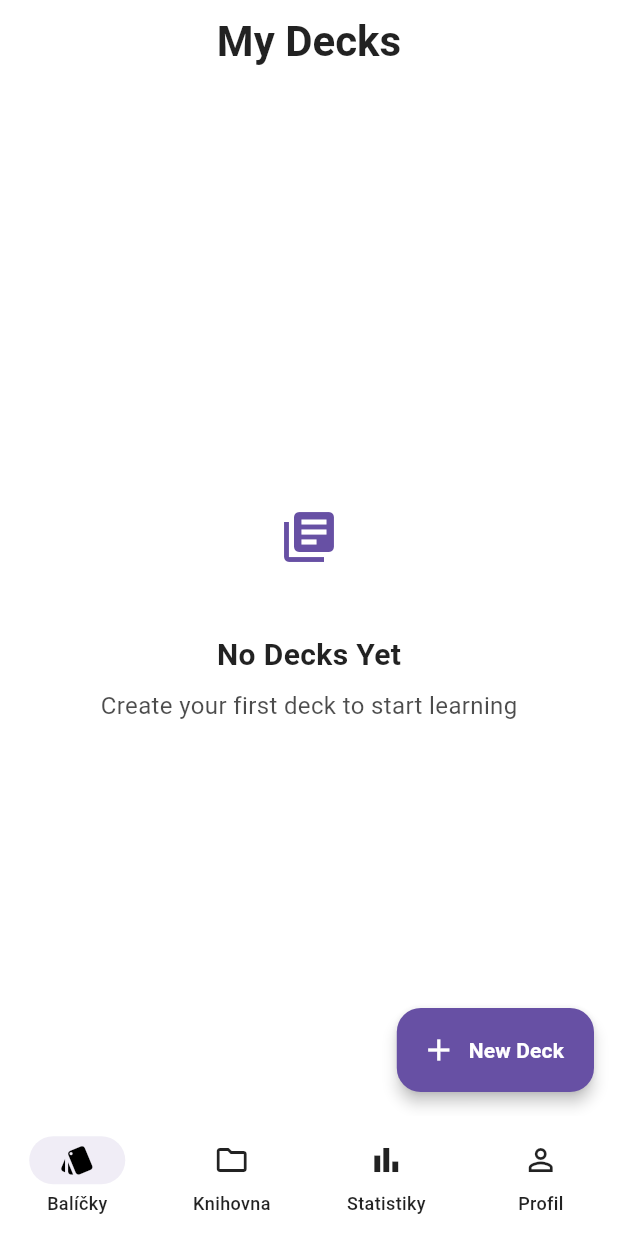
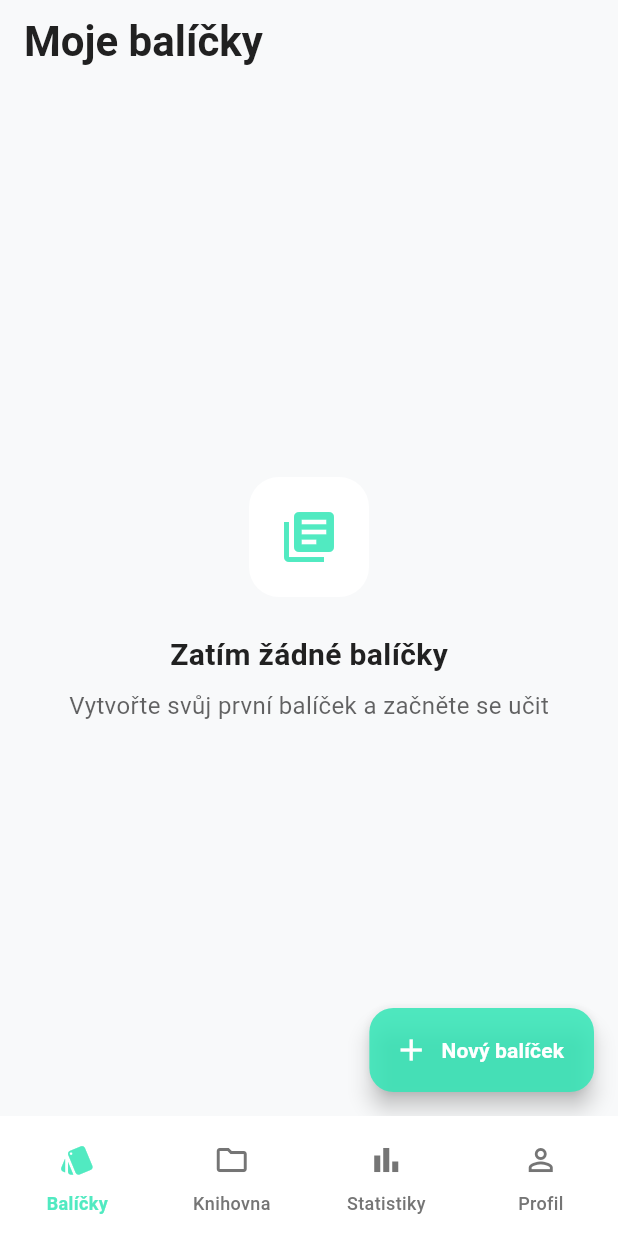
Before and after one commit to deathfrost12/repetito, a Flutter app: the screen it shows once a user with an empty profile is signed in, on a phone screen of 412 x 824 dp. Run offline on Flutter 3.47's test engine with Material 3 defaults, Android fonts, the phone set to English and light mode, and no system bars; our stand-ins replace fl_chart, flutter_hooks, flutter_riverpod, freezed_annotation, go_router, hooks_riverpod and 3 more; accounts and stored records are empty; generated files the repository leaves out were written again.

Commit message:
feat: Aktualizace vzhledu aplikace - úprava barev a navigace

```diff
--- a/lib/core/theme/app_theme.dart
+++ b/lib/core/theme/app_theme.dart
@@ -1,121 +1,178 @@
 import 'package:flutter/material.dart';
 
 class AppTheme {
-  static const _primaryColor = Color(0xFF6750A4);
-  static const _secondaryColor = Color(0xFF625B71);
-  static const _tertiaryColor = Color(0xFF7D5260);
+  // Základní barvy
+  static const _primaryColor = Color(0xD932E6B6);
+  static const _backgroundColor = Colors.black;
+  static const _surfaceColor = Color(0xFF1C1C1E);
+  static const _cardColor = Color(0xFF2C2C2E);
+  static const _lightBackgroundColor = Color(0xFFF8F9FA);
 
+  // Text colors
+  static const _darkTextColor = Colors.white;
+  static const _darkSecondaryTextColor = Color(0xFF8E8E93);
+  static const _lightTextColor = Color(0xFF212121);
+  static const _lightSecondaryTextColor = Color(0xFF757575);
+
+  // Konstanty pro spacing a zaoblení
+  static const double _cardBorderRadius = 12.0;
+  static const double _buttonBorderRadius = 28.0;
+  static const double _contentPadding = 16.0;
+
+  // Light Theme
   static final ThemeData lightTheme = ThemeData(
     useMaterial3: true,
     brightness: Brightness.light,
-    scaffoldBackgroundColor: Colors.white,
+    scaffoldBackgroundColor: _lightBackgroundColor,
     colorScheme: ColorScheme.light(
       primary: _primaryColor,
-      secondary: _secondaryColor,
-      tertiary: _tertiaryColor,
       surface: Colors.white,
-      onSurface: Colors.black87,
+      background: _lightBackgroundColor,
+      onSurface: _lightTextColor,
+      secondary: _lightSecondaryTextColor,
+      onSecondary: Colors.white,
+    ),
+    cardTheme: CardTheme(
+      color: Colors.white,
+      elevation: 0,
+      shape: RoundedRectangleBorder(
+        borderRadius: BorderRadius.circular(_cardBorderRadius),
+        side: BorderSide(
+          color: _primaryColor.withOpacity(0.3),
+          width: 1,
+        ),
+      ),
+    ),
+    inputDecorationTheme: InputDecorationTheme(
+      filled: true,
+      fillColor: Colors.white,
+      border: OutlineInputBorder(
+        borderRadius: BorderRadius.circular(_cardBorderRadius),
+        borderSide: BorderSide(color: Colors.grey[300]!),
+      ),
+      enabledBorder: OutlineInputBorder(
+        borderRadius: BorderRadius.circular(_cardBorderRadius),
+        borderSide: BorderSide(color: Colors.grey[300]!),
+      ),
+      focusedBorder: OutlineInputBorder(
+        borderRadius: BorderRadius.circular(_cardBorderRadius),
+        borderSide: BorderSide(color: _primaryColor),
+      ),
+      contentPadding: const EdgeInsets.all(_contentPadding),
+      hintStyle: TextStyle(color: _lightSecondaryTextColor),
+    ),
+    elevatedButtonTheme: ElevatedButtonThemeData(
+      style: ElevatedButton.styleFrom(
+        backgroundColor: _primaryColor,
+        foregroundColor: Colors.white,
+        elevation: 0,
+        shape: RoundedRectangleBorder(
+          borderRadius: BorderRadius.circular(_buttonBorderRadius),
+        ),
+        padding: const EdgeInsets.symmetric(
+          horizontal: _contentPadding * 1.5,
+          vertical: _contentPadding * 0.75,
+        ),
+      ),
     ),
     navigationBarTheme: NavigationBarThemeData(
       backgroundColor: Colors.white,
-      indicatorColor: _primaryColor.withOpacity(0.1),
-      labelTextStyle: WidgetStateProperty.all(
-        const TextStyle(fontSize: 12, fontWeight: FontWeight.w500),
-      ),
+      elevation: 0,
+      shadowColor: Colors.black.withOpacity(0.1),
+      indicatorColor: Colors.transparent,
+      labelTextStyle: MaterialStateProperty.resolveWith((states) {
+        if (states.contains(MaterialState.selected)) {
+          return TextStyle(
+            fontSize: 12,
+            fontWeight: FontWeight.w600,
+            color: _primaryColor,
+          );
+        }
+        return TextStyle(
+          fontSize: 12,
+          fontWeight: FontWeight.w500,
+          color: _lightSecondaryTextColor,
+        );
+      }),
+      iconTheme: MaterialStateProperty.resolveWith((states) {
+        if (states.contains(MaterialState.selected)) {
+          return IconThemeData(
+            color: _primaryColor,
+            size: 24,
+          );
+        }
+        return IconThemeData(
+          color: _lightSecondaryTextColor,
+          size: 24,
+        );
+      }),
     ),
-    appBarTheme: const AppBarTheme(
-      backgroundColor: Colors.white,
-      elevation: 0,
-      centerTitle: true,
-      iconTheme: IconThemeData(color: Colors.black87),
-      titleTextStyle: TextStyle(
-        color: Colors.black87,
-        fontSize: 20,
-        fontWeight: FontWeight.bold,
-      ),
+  );
+
+  // Dark Theme
+  static final ThemeData darkTheme = ThemeData(
+    useMaterial3: true,
+    brightness: Brightness.dark,
+    scaffoldBackgroundColor: _backgroundColor,
+    colorScheme: ColorScheme.dark(
+      primary: _primaryColor,
+      surface: _surfaceColor,
+      background: _backgroundColor,
+      onSurface: _darkTextColor,
+      secondary: _darkSecondaryTextColor,
+      onSecondary: _darkTextColor,
+      surfaceVariant: _cardColor,
     ),
     cardTheme: CardTheme(
-      color: Colors.white,
-      elevation: 2,
+      color: _surfaceColor,
+      elevation: 0,
       shape: RoundedRectangleBorder(
-        borderRadius: BorderRadius.circular(16),
-      ),
-    ),
-    floatingActionButtonTheme: FloatingActionButtonThemeData(
-      backgroundColor: _primaryColor,
-      foregroundColor: Colors.white,
-      elevation: 4,
-      shape: RoundedRectangleBorder(
-        borderRadius: BorderRadius.circular(16),
+        borderRadius: BorderRadius.circular(_cardBorderRadius),
       ),
     ),
     inputDecorationTheme: InputDecorationTheme(
+      filled: true,
+      fillColor: _cardColor,
       border: OutlineInputBorder(
-        borderRadius: BorderRadius.circular(12),
+        borderRadius: BorderRadius.circular(_cardBorderRadius),
+        borderSide: BorderSide.none,
       ),
-      filled: true,
-      fillColor: Colors.grey[50],
+      enabledBorder: OutlineInputBorder(
+        borderRadius: BorderRadius.circular(_cardBorderRadius),
+        borderSide: BorderSide.none,
+      ),
+      focusedBorder: OutlineInputBorder(
+        borderRadius: BorderRadius.circular(_cardBorderRadius),
+        borderSide: BorderSide(color: _primaryColor),
+      ),
+      contentPadding: const EdgeInsets.all(_contentPadding),
+      hintStyle: TextStyle(color: _darkSecondaryTextColor),
     ),
-    dividerTheme: DividerThemeData(
-      color: Colors.grey[200],
-      thickness: 1,
-    ),
-  );
-
-  static final ThemeData darkTheme = ThemeData(
-    useMaterial3: true,
-    brightness: Brightness.dark,
-    scaffoldBackgroundColor: const Color(0xFF1A1A1A),
-    colorScheme: ColorScheme.dark(
-      primary: _primaryColor,
-      secondary: _secondaryColor,
-      tertiary: _tertiaryColor,
-      surface: const Color(0xFF2A2A2A),
-      onSurface: Colors.white,
+    elevatedButtonTheme: ElevatedButtonThemeData(
+      style: ElevatedButton.styleFrom(
+        backgroundColor: _primaryColor,
+        foregroundColor: Colors.white,
+        elevation: 0,
+        shape: RoundedRectangleBorder(
+          borderRadius: BorderRadius.circular(_buttonBorderRadius),
+        ),
+        padding: const EdgeInsets.symmetric(
+          horizontal: _contentPadding * 1.5,
+          vertical: _contentPadding * 0.75,
+        ),
+      ),
     ),
     navigationBarTheme: NavigationBarThemeData(
-      backgroundColor: const Color(0xFF1A1A1A),
+      backgroundColor: _backgroundColor,
+      elevation: 0,
       indicatorColor: _primaryColor.withOpacity(0.2),
-      labelTextStyle: WidgetStateProperty.all(
-        const TextStyle(fontSize: 12, fontWeight: FontWeight.w500),
+      labelTextStyle: MaterialStateProperty.all(
+        TextStyle(
+          fontSize: 12,
+          fontWeight: FontWeight.w500,
+          color: _darkTextColor,
+        ),
       ),
-    ),
-    appBarTheme: const AppBarTheme(
-      backgroundColor: Color(0xFF1A1A1A),
-      elevation: 0,
-      centerTitle: true,
-      iconTheme: IconThemeData(color: Colors.white),
-      titleTextStyle: TextStyle(
-        color: Colors.white,
-        fontSize: 20,
-        fontWeight: FontWeight.bold,
-      ),
-    ),
-    cardTheme: CardTheme(
-      color: const Color(0xFF2A2A2A),
-      elevation: 4,
-      shape: RoundedRectangleBorder(
-        borderRadius: BorderRadius.circular(16),
-      ),
-    ),
-    floatingActionButtonTheme: FloatingActionButtonThemeData(
-      backgroundColor: _primaryColor,
-      foregroundColor: Colors.white,
-      elevation: 4,
-      shape: RoundedRectangleBorder(
-        borderRadius: BorderRadius.circular(16),
-      ),
-    ),
-    inputDecorationTheme: InputDecorationTheme(
-      border: OutlineInputBorder(
-        borderRadius: BorderRadius.circular(12),
-      ),
-      filled: true,
-      fillColor: const Color(0xFF3A3A3A),
-    ),
-    dividerTheme: const DividerThemeData(
-      color: Color(0xFF3A3A3A),
-      thickness: 1,
     ),
   );
 }
--- a/lib/presentation/providers/folder_list_provider.dart
+++ b/lib/presentation/providers/folder_list_provider.dart
@@ -49,6 +49,12 @@ class FolderList extends _$FolderList {
 
   Future<void> deleteFolder(String id) async {
     await ref.read(folderRepositoryProvider.notifier).deleteFolder(id);
+    ref.invalidateSelf();
+  }
+
+  Future<void> updateFolderOrder(List<FolderEntity> folders) async {
+    final folderIds = folders.map((f) => f.id).toList();
+    await ref.read(folderRepositoryProvider.notifier).updateFolderOrder(folderIds);
     ref.invalidateSelf();
   }
 
--- a/lib/presentation/screens/deck/deck_list_screen.dart
+++ b/lib/presentation/screens/deck/deck_list_screen.dart
@@ -16,7 +16,7 @@ class DeckListScreen extends HookConsumerWidget {
       appBar: AppBar(
         backgroundColor: Colors.transparent,
         title: Text(
-          'My Decks',
+          'Moje balíčky',
           style: TextStyle(
             color: theme.colorScheme.onSurface,
             fontSize: 28,
@@ -30,7 +30,7 @@ class DeckListScreen extends HookConsumerWidget {
         onPressed: () => _showCreateDeckDialog(context),
         backgroundColor: theme.colorScheme.primary,
         label: Text(
-          'New Deck',
+          'Nový balíček',
           style: TextStyle(
             color: theme.colorScheme.onPrimary,
             fontWeight: FontWeight.w600,
@@ -55,7 +55,7 @@ class DeckListScreen extends HookConsumerWidget {
       builder: (context) => AlertDialog(
         backgroundColor: theme.cardColor,
         title: Text(
-          'New Deck',
+          'Nový balíček',
           style: TextStyle(color: theme.colorScheme.onSurface),
         ),
         content: Form(
@@ -67,8 +67,8 @@ class DeckListScreen extends HookConsumerWidget {
                 controller: nameController,
                 style: TextStyle(color: theme.colorScheme.onSurface),
                 decoration: InputDecoration(
-                  labelText: 'Deck Name',
-                  hintText: 'e.g. English Vocabulary',
+                  labelText: 'Název balíčku',
+                  hintText: 'např. Anglická slovíčka',
                   labelStyle: TextStyle(color: theme.colorScheme.onSurface.withOpacity(0.7)),
                   hintStyle: TextStyle(color: theme.colorScheme.onSurface.withOpacity(0.5)),
                   enabledBorder: UnderlineInputBorder(
@@ -80,7 +80,7 @@ class DeckListScreen extends HookConsumerWidget {
                 ),
                 validator: (value) {
                   if (value == null || value.isEmpty) {
-                    return 'Please enter deck name';
+                    return 'Zadejte název balíčku';
                   }
                   return null;
                 },
@@ -91,8 +91,8 @@ class DeckListScreen extends HookConsumerWidget {
                 controller: descriptionController,
                 style: TextStyle(color: theme.colorScheme.onSurface),
                 decoration: InputDecoration(
-                  labelText: 'Description (optional)',
-                  hintText: 'e.g. Basic phrases and words',
+                  labelText: 'Popis (volitelné)',
+                  hintText: 'např. Základní fráze a slova',
                   labelStyle: TextStyle(color: theme.colorScheme.onSurface.withOpacity(0.7)),
                   hintStyle: TextStyle(color: theme.colorScheme.onSurface.withOpacity(0.5)),
                   enabledBorder: UnderlineInputBorder(
@@ -113,7 +113,7 @@ class DeckListScreen extends HookConsumerWidget {
             style: TextButton.styleFrom(
               foregroundColor: theme.colorScheme.onSurface.withOpacity(0.7),
             ),
-            child: const Text('Cancel'),
+            child: const Text('Zrušit'),
           ),
           Consumer(
             builder: (context, ref, child) {
@@ -136,7 +136,7 @@ class DeckListScreen extends HookConsumerWidget {
                             Navigator.of(context).pop();
                             ScaffoldMessenger.of(context).showSnackBar(
                               SnackBar(
-                                content: const Text('Deck created successfully'),
+                                content: const Text('Balíček byl úspěšně vytvořen'),
                                 backgroundColor: theme.colorScheme.primary,
                               ),
                             );
@@ -145,7 +145,7 @@ class DeckListScreen extends HookConsumerWidget {
                           if (context.mounted) {
                             ScaffoldMessenger.of(context).showSnackBar(
                               SnackBar(
-                                content: Text('Error: $e'),
+                                content: Text('Chyba: $e'),
                                 backgroundColor: Colors.red,
                               ),
                             );
@@ -166,7 +166,7 @@ class DeckListScreen extends HookConsumerWidget {
                         ),
                       )
                     : const Text(
-                        'Create',
+                        'Vytvořit',
                         style: TextStyle(fontWeight: FontWeight.w600),
                       ),
               );
@@ -245,7 +245,7 @@ class _EmptyState extends StatelessWidget {
           ),
           const SizedBox(height: 24),
           Text(
-            'No Decks Yet',
+            'Zatím žádné balíčky',
             style: TextStyle(
               color: theme.colorScheme.onSurface,
               fontSize: 20,
@@ -254,7 +254,7 @@ class _EmptyState extends StatelessWidget {
           ),
           const SizedBox(height: 8),
           Text(
-            'Create your first deck to start learning',
+            'Vytvořte svůj první balíček a začněte se učit',
             style: TextStyle(
               color: theme.colorScheme.onSurface.withOpacity(0.7),
               fontSize: 16,
@@ -373,7 +373,7 @@ class DeckCard extends StatelessWidget {
                         ),
                         const SizedBox(width: 8),
                         Text(
-                          'Created ${_formatDate(deck.createdAt)}',
+                          'Vytvořeno ${_formatDate(deck.createdAt)}',
                           style: TextStyle(
                             color: theme.colorScheme.onSurface.withOpacity(0.7),
                             fontSize: 14,
```
Also changed, not shown: lib/data/repositories/folder_repository.dart (+12 -0 lines), lib/presentation/screens/library/library_screen.dart (+7 -1 lines), lib/presentation/screens/statistics/user_statistics_screen.dart (+13 -8 lines), lib/presentation/widgets/gradient_button.dart (added, +62 -0 lines).
